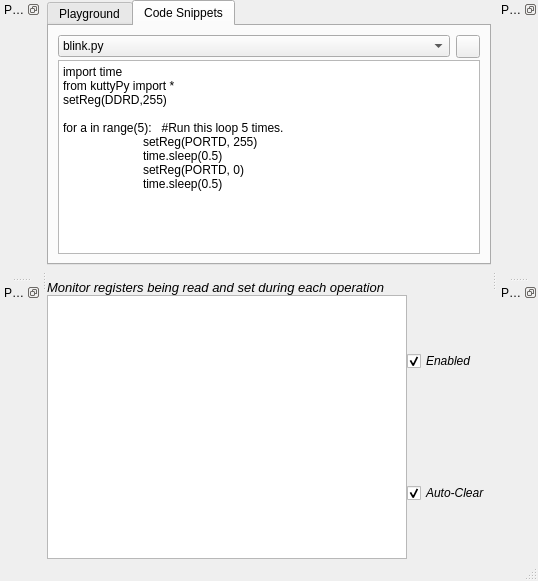
Above: utilities/templates/layout.ui from csparkresearch/KuttyPy-GUI before the change. Below: the same form after it.
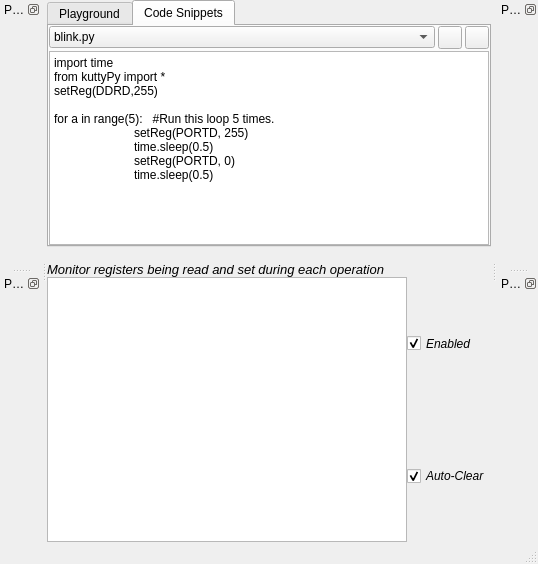
That is the form after the change. The open tabs and pages were chosen to show the change. Icons and pictures are not drawn.

```diff
--- a/utilities/templates/layout.ui
+++ b/utilities/templates/layout.ui
@@ -7,7 +7,7 @@
     <x>0</x>
     <y>0</y>
     <width>538</width>
-    <height>581</height>
+    <height>564</height>
    </rect>
   </property>
   <property name="windowTitle">
@@ -60,6 +60,11 @@
         <verstretch>0</verstretch>
        </sizepolicy>
       </property>
+      <property name="font">
+       <font>
+        <pointsize>9</pointsize>
+       </font>
+      </property>
       <property name="lineWrapMode">
        <enum>QTextEdit::NoWrap</enum>
       </property>
@@ -161,10 +166,16 @@
         <string>Code Snippets</string>
        </attribute>
        <layout class="QGridLayout" name="gridLayout_3">
+        <property name="horizontalSpacing">
+         <number>3</number>
+        </property>
         <property name="verticalSpacing">
          <number>2</number>
         </property>
-        <item row="0" column="1">
+        <property name="margin">
+         <number>0</number>
+        </property>
+        <item row="0" column="2">
          <widget class="QToolButton" name="toolButton">
           <property name="text">
            <string/>
@@ -184,7 +195,7 @@
           </item>
          </widget>
         </item>
-        <item row="1" column="0" colspan="2">
+        <item row="1" column="0" colspan="3">
          <widget class="QPlainTextEdit" name="userCode">
           <property name="plainText">
            <string>import time
@@ -197,6 +208,20 @@
 	setReg(PORTD, 0)
 	time.sleep(0.5)</string>
           </property>
+          <property name="class" stdset="0">
+           <string/>
+          </property>
+         </widget>
+        </item>
+        <item row="0" column="1">
+         <widget class="QToolButton" name="toolButton_2">
+          <property name="text">
+           <string/>
+          </property>
+          <property name="icon">
+           <iconset resource="res.qrc">
+            <normaloff>:/control/stop.svg</normaloff>:/control/stop.svg</iconset>
+          </property>
          </widget>
         </item>
        </layout>
```
Left out of the diff: 17 changed lines with no effect on the pictures.
